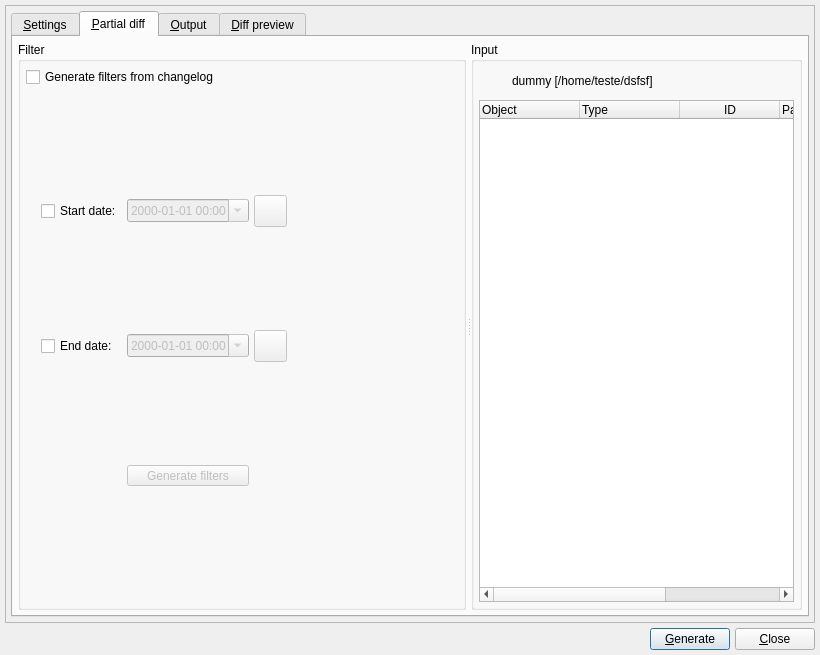
Above: libs/libgui/ui/tools/modeldatabasediffform.ui from pgmodeler/pgmodeler before the change. Below: the same form after it.
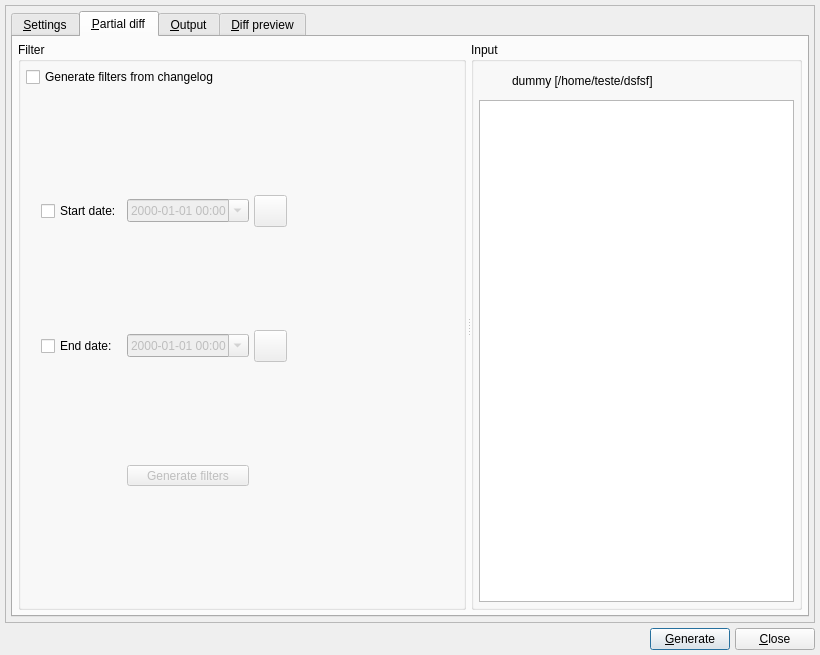
That is the form after the change. The open tabs and pages were chosen to show the change. Icons and pictures are not drawn.

Commit message:
Fixed a bug in DatabaseModel::findObject that was not parsing correctly the search filters with "any" keyword.
Created the method GuiUtilsNs::updateObjectsTable(QTableView *,
std::vector<attribs_map>)

Refactored DatabaseImportForm in such a way to use QTableView instead of
QTableWidget to list filter results

Refactored ModelDatabaseDiffForm in such a way to use QTableView instead
of QTableWidget to list filter results

Minor adjustment in ObjectsListModel to accept a list of attributes map
to fill the table model

Patch:
```diff
--- a/libs/libgui/ui/tools/modeldatabasediffform.ui
+++ b/libs/libgui/ui/tools/modeldatabasediffform.ui
@@ -1833,10 +1833,7 @@
                </layout>
               </item>
               <item>
-               <widget class="QTableWidget" name="filtered_objs_tbw">
-                <property name="enabled">
-                 <bool>true</bool>
-                </property>
+               <widget class="QTableView" name="filtered_objs_view">
                 <property name="editTriggers">
                  <set>QAbstractItemView::NoEditTriggers</set>
                 </property>
@@ -1855,72 +1852,12 @@
                   <height>22</height>
                  </size>
                 </property>
-                <property name="gridStyle">
-                 <enum>Qt::SolidLine</enum>
-                </property>
                 <property name="sortingEnabled">
                  <bool>true</bool>
                 </property>
                 <attribute name="horizontalHeaderStretchLastSection">
                  <bool>true</bool>
                 </attribute>
-                <column>
-                 <property name="text">
-                  <string>Object</string>
-                 </property>
-                 <property name="textAlignment">
-                  <set>AlignLeading|AlignVCenter</set>
-                 </property>
-                 <property name="icon">
-                  <iconset resource="../../res/resources.qrc">
-                   <normaloff>:/icons/icons/table.png</normaloff>:/icons/icons/table.png</iconset>
-                 </property>
-                </column>
-                <column>
-                 <property name="text">
-                  <string>Type</string>
-                 </property>
-                 <property name="textAlignment">
-                  <set>AlignLeading|AlignVCenter</set>
-                 </property>
-                 <property name="icon">
-                  <iconset resource="../../res/resources.qrc">
-                   <normaloff>:/icons/icons/usertype.png</normaloff>:/icons/icons/usertype.png</iconset>
-                 </property>
-                </column>
-                <column>
-                 <property name="text">
-                  <string>ID</string>
-                 </property>
-                 <property name="icon">
-                  <iconset resource="../../res/resources.qrc">
-                   <normaloff>:/icons/icons/uid.png</normaloff>:/icons/icons/uid.png</iconset>
-                 </property>
-                </column>
-                <column>
-                 <property name="text">
-                  <string>Parent</string>
-                 </property>
-                 <property name="textAlignment">
-                  <set>AlignLeading|AlignVCenter</set>
-                 </property>
-                 <property name="icon">
-                  <iconset resource="../../res/resources.qrc">
-                   <normaloff>:/icons/icons/schema.png</normaloff>:/icons/icons/schema.png</iconset>
-                 </property>
-                </column>
-                <column>
-                 <property name="text">
-                  <string>Type</string>
-                 </property>
-                 <property name="textAlignment">
-                  <set>AlignLeading|AlignVCenter</set>
-                 </property>
-                 <property name="icon">
-                  <iconset resource="../../res/resources.qrc">
-                   <normaloff>:/icons/icons/usertype.png</normaloff>:/icons/icons/usertype.png</iconset>
-                 </property>
-                </column>
                </widget>
               </item>
              </layout>
```
Left out of the diff: 4 changed lines with no effect on the pictures. The commit also changes 11 other files.
